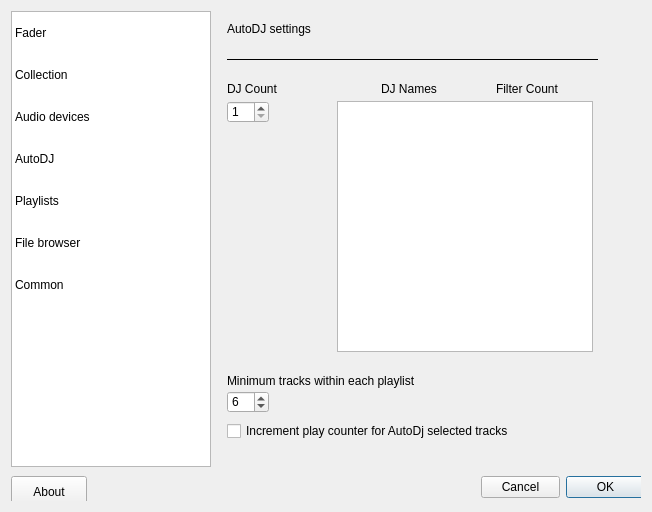
First picture: the form in src/settingsdialog.ui, repository knowthelist/knowthelist, before the edit.
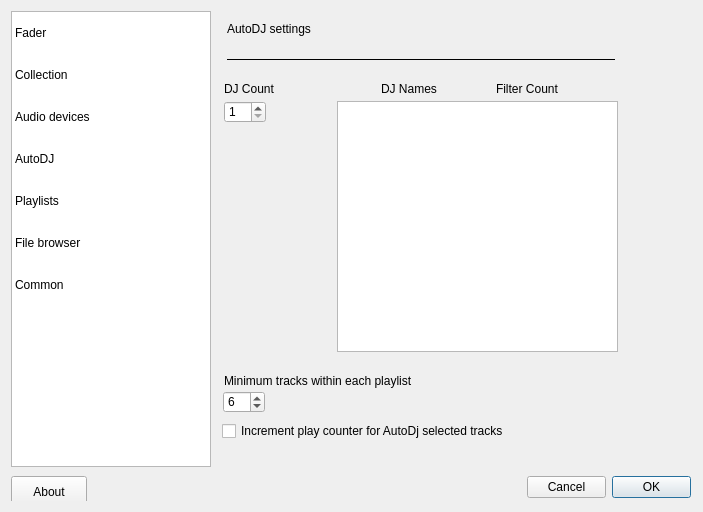
Second picture: the form after the edit. The open tabs and pages were chosen to show the change.

Diff of the .ui file:
```diff
--- a/src/settingsdialog.ui
+++ b/src/settingsdialog.ui
@@ -6,7 +6,7 @@
    <rect>
     <x>0</x>
     <y>0</y>
-    <width>652</width>
+    <width>703</width>
     <height>512</height>
    </rect>
   </property>
@@ -501,7 +501,7 @@
           <rect>
            <x>10</x>
            <y>40</y>
-           <width>371</width>
+           <width>388</width>
            <height>16</height>
           </rect>
          </property>
@@ -515,7 +515,7 @@
         <widget class="QSpinBox" name="minTracks">
          <property name="geometry">
           <rect>
-           <x>10</x>
+           <x>6</x>
            <y>380</y>
            <width>42</width>
            <height>22</height>
@@ -528,9 +528,9 @@
         <widget class="QLabel" name="label_9">
          <property name="geometry">
           <rect>
-           <x>10</x>
+           <x>7</x>
            <y>360</y>
-           <width>371</width>
+           <width>421</width>
            <height>20</height>
           </rect>
          </property>
@@ -541,7 +541,7 @@
         <widget class="QSpinBox" name="countDJ">
          <property name="geometry">
           <rect>
-           <x>10</x>
+           <x>7</x>
            <y>90</y>
            <width>42</width>
            <height>22</height>
@@ -554,7 +554,7 @@
         <widget class="QLabel" name="label_10">
          <property name="geometry">
           <rect>
-           <x>10</x>
+           <x>7</x>
            <y>70</y>
            <width>131</width>
            <height>16</height>
@@ -569,7 +569,7 @@
           <rect>
            <x>120</x>
            <y>90</y>
-           <width>256</width>
+           <width>281</width>
            <height>251</height>
           </rect>
          </property>
@@ -612,9 +612,9 @@
         <widget class="QCheckBox" name="checkAutoDjCountPlayed">
          <property name="geometry">
           <rect>
-           <x>10</x>
+           <x>5</x>
            <y>410</y>
-           <width>411</width>
+           <width>461</width>
            <height>20</height>
           </rect>
          </property>
@@ -870,7 +870,7 @@
      <widget class="QDialogButtonBox" name="buttonBox">
       <property name="geometry">
        <rect>
-        <x>470</x>
+        <x>516</x>
         <y>-2</y>
         <width>164</width>
         <height>32</height>
```
Left out of the diff: 14 changed lines with no effect on the pictures.
